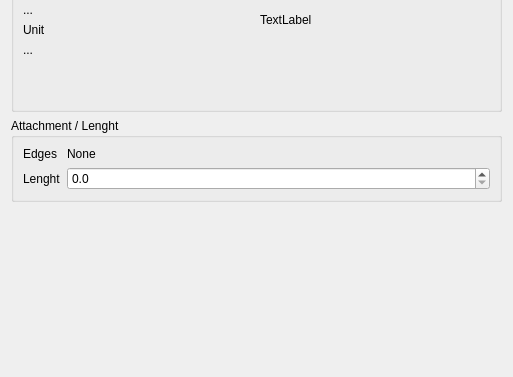
Old version of the form freecad/frameforge/resources/ui/create_profiles1.ui in the repository lukh/frameforge; both pictures show x 0 to 513 and y 244 to 621 of the 513 by 621 pixel window.
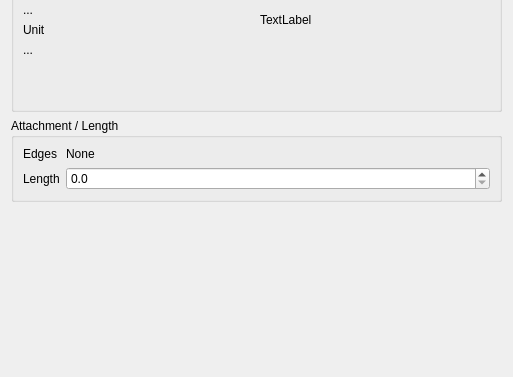
New version of the form.

Diff of the .ui file:
```diff
--- a/freecad/frameforge/resources/ui/create_profiles1.ui
+++ b/freecad/frameforge/resources/ui/create_profiles1.ui
@@ -144,7 +144,7 @@
    <item>
     <widget class="QGroupBox" name="groupBox_4">
      <property name="title">
-      <string>Attachment / Lenght</string>
+      <string>Attachment / Length</string>
      </property>
      <layout class="QFormLayout" name="formLayout">
       <item row="0" column="0">
@@ -164,7 +164,7 @@
       <item row="1" column="0">
        <widget class="QLabel" name="label_5">
         <property name="text">
-         <string>Lenght</string>
+         <string>Length</string>
         </property>
        </widget>
       </item>
```
